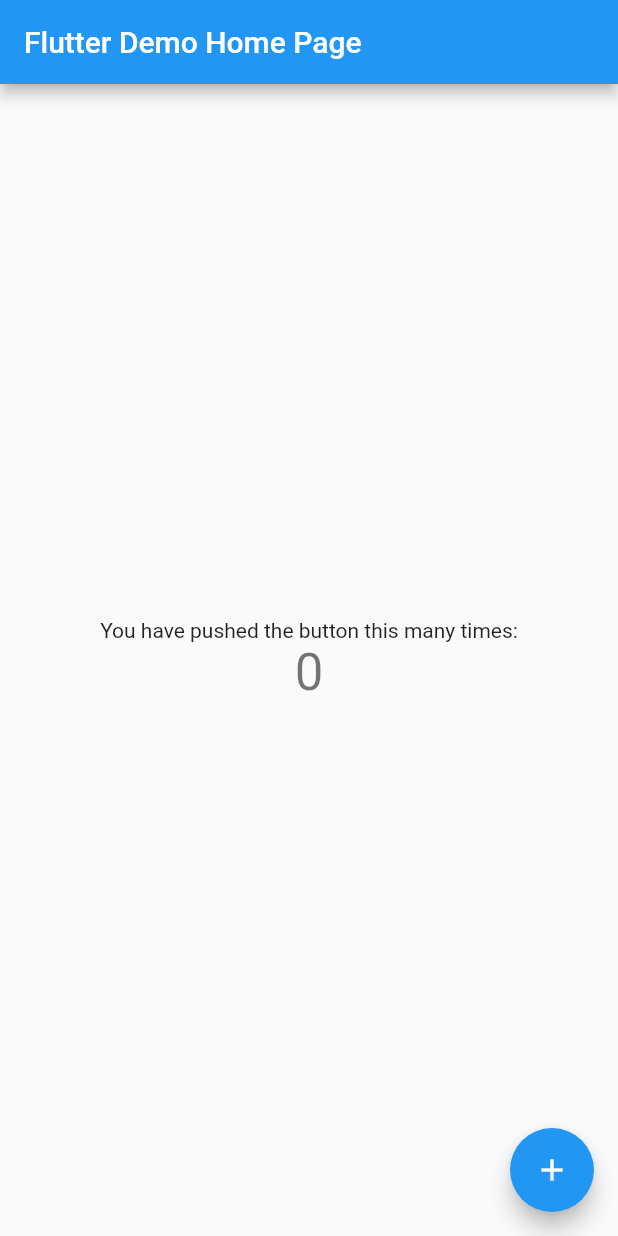
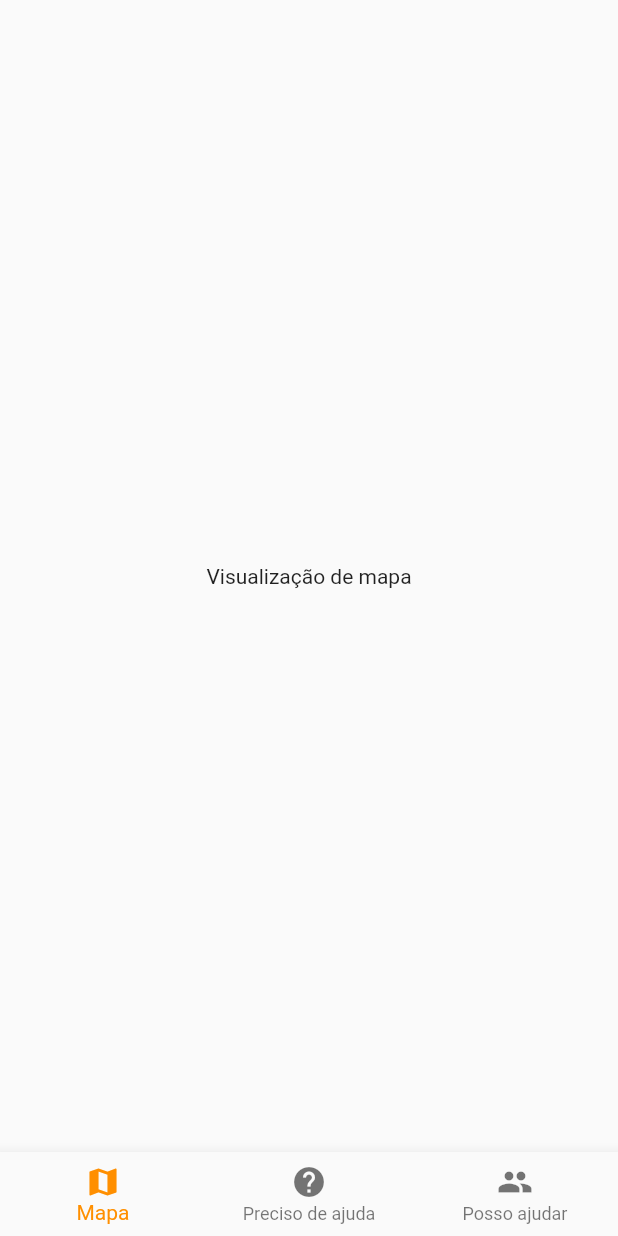
Before and after one commit to netojose/TeAjudoMe, a Flutter app: the screen it shows after launch, on a phone screen of 412 x 824 dp. Run offline on Flutter 3.47's test engine with Material 2 defaults, Android fonts, the phone set to English and light mode, and no system bars.

Commit message:
Improving code

```diff
--- /dev/null
+++ b/lib/app.dart
@@ -0,0 +1,51 @@
+import 'package:flutter/material.dart';
+import './map.dart';
+import './need_help.dart';
+import './can_help.dart';
+
+BottomNavigationBarItem navIcon(IconData icon, String label) =>
+    BottomNavigationBarItem(
+      icon: Icon(icon),
+      title: Text(label),
+    );
+
+class App extends StatefulWidget {
+  App({Key key}) : super(key: key);
+
+  @override
+  _AppState createState() => _AppState();
+}
+
+class _AppState extends State<App> {
+  int _selectedIndex = 0;
+  static const List<Widget> _widgetOptions = <Widget>[
+    Map(),
+    NeedHelp(),
+    CanHelp(),
+  ];
+
+  void _onItemTapped(int index) {
+    setState(() {
+      _selectedIndex = index;
+    });
+  }
+
+  @override
+  Widget build(BuildContext context) {
+    return Scaffold(
+      body: Center(
+        child: _widgetOptions.elementAt(_selectedIndex),
+      ),
+      bottomNavigationBar: BottomNavigationBar(
+        items: <BottomNavigationBarItem>[
+          navIcon(Icons.map, 'Mapa'),
+          navIcon(Icons.help, 'Preciso de ajuda'),
+          navIcon(Icons.people, 'Posso ajudar'),
+        ],
+        currentIndex: _selectedIndex,
+        selectedItemColor: Colors.amber[800],
+        onTap: _onItemTapped,
+      ),
+    );
+  }
+}
--- /dev/null
+++ b/lib/can_help.dart
@@ -0,0 +1,10 @@
+import 'package:flutter/material.dart';
+
+class CanHelp extends StatelessWidget {
+  const CanHelp({Key key}) : super(key: key);
+
+  @override
+  Widget build(BuildContext context) {
+    return Text('Posso ajudar');
+  }
+}
--- a/lib/main.dart
+++ b/lib/main.dart
@@ -1,111 +1,15 @@
 import 'package:flutter/material.dart';
+import './app.dart';
 
-void main() => runApp(MyApp());
+void main() => runApp(Main());
 
-class MyApp extends StatelessWidget {
-  // This widget is the root of your application.
+// This Widget is the main application widget.
+class Main extends StatelessWidget {
   @override
   Widget build(BuildContext context) {
     return MaterialApp(
-      title: 'Flutter Demo',
-      theme: ThemeData(
-        // This is the theme of your application.
-        //
-        // Try running your application with "flutter run". You'll see the
-        // application has a blue toolbar. Then, without quitting the app, try
-        // changing the primarySwatch below to Colors.green and then invoke
-        // "hot reload" (press "r" in the console where you ran "flutter run",
-        // or simply save your changes to "hot reload" in a Flutter IDE).
-        // Notice that the counter didn't reset back to zero; the application
-        // is not restarted.
-        primarySwatch: Colors.blue,
-      ),
-      home: MyHomePage(title: 'Flutter Demo Home Page'),
+      title: 'Te ajudo',
+      home: App(),
     );
   }
 }
-
-class MyHomePage extends StatefulWidget {
-  MyHomePage({Key key, this.title}) : super(key: key);
-
-  // This widget is the home page of your application. It is stateful, meaning
-  // that it has a State object (defined below) that contains fields that affect
-  // how it looks.
-
-  // This class is the configuration for the state. It holds the values (in this
-  // case the title) provided by the parent (in this case the App widget) and
-  // used by the build method of the State. Fields in a Widget subclass are
-  // always marked "final".
-
-  final String title;
-
-  @override
-  _MyHomePageState createState() => _MyHomePageState();
-}
-
-class _MyHomePageState extends State<MyHomePage> {
-  int _counter = 0;
-
-  void _incrementCounter() {
-    setState(() {
-      // This call to setState tells the Flutter framework that something has
-      // changed in this State, which causes it to rerun the build method below
-      // so that the display can reflect the updated values. If we changed
-      // _counter without calling setState(), then the build method would not be
-      // called again, and so nothing would appear to happen.
-      _counter++;
-    });
-  }
-
-  @override
-  Widget build(BuildContext context) {
-    // This method is rerun every time setState is called, for instance as done
-    // by the _incrementCounter method above.
-    //
-    // The Flutter framework has been optimized to make rerunning build methods
-    // fast, so that you can just rebuild anything that needs updating rather
-    // than having to individually change instances of widgets.
-    return Scaffold(
-      appBar: AppBar(
-        // Here we take the value from the MyHomePage object that was created by
-        // the App.build method, and use it to set our appbar title.
-        title: Text(widget.title),
-      ),
-      body: Center(
-        // Center is a layout widget. It takes a single child and positions it
-        // in the middle of the parent.
-        child: Column(
-          // Column is also a layout widget. It takes a list of children and
-          // arranges them vertically. By default, it sizes itself to fit its
-          // children horizontally, and tries to be as tall as its parent.
-          //
-          // Invoke "debug painting" (press "p" in the console, choose the
-          // "Toggle Debug Paint" action from the Flutter Inspector in Android
-          // Studio, or the "Toggle Debug Paint" command in Visual Studio Code)
-          // to see the wireframe for each widget.
-          //
-          // Column has various properties to control how it sizes itself and
-          // how it positions its children. Here we use mainAxisAlignment to
-          // center the children vertically; the main axis here is the vertical
-          // axis because Columns are vertical (the cross axis would be
-          // horizontal).
-          mainAxisAlignment: MainAxisAlignment.center,
-          children: <Widget>[
-            Text(
-              'You have pushed the button this many times:',
-            ),
-            Text(
-              '$_counter',
-              style: Theme.of(context).textTheme.display1,
-            ),
-          ],
-        ),
-      ),
-      floatingActionButton: FloatingActionButton(
-        onPressed: _incrementCounter,
-        tooltip: 'Increment',
-        child: Icon(Icons.add),
-      ), // This trailing comma makes auto-formatting nicer for build methods.
-    );
-  }
-}
--- /dev/null
+++ b/lib/map.dart
@@ -0,0 +1,10 @@
+import 'package:flutter/material.dart';
+
+class Map extends StatelessWidget {
+  const Map({Key key}) : super(key: key);
+
+  @override
+  Widget build(BuildContext context) {
+    return Text('Visualização de mapa');
+  }
+}
--- /dev/null
+++ b/lib/need_help.dart
@@ -0,0 +1,10 @@
+import 'package:flutter/material.dart';
+
+class NeedHelp extends StatelessWidget {
+  const NeedHelp({Key key}) : super(key: key);
+
+  @override
+  Widget build(BuildContext context) {
+    return Text('Preciso de ajuda');
+  }
+}
```
Also changed, not shown: 1 other file.
